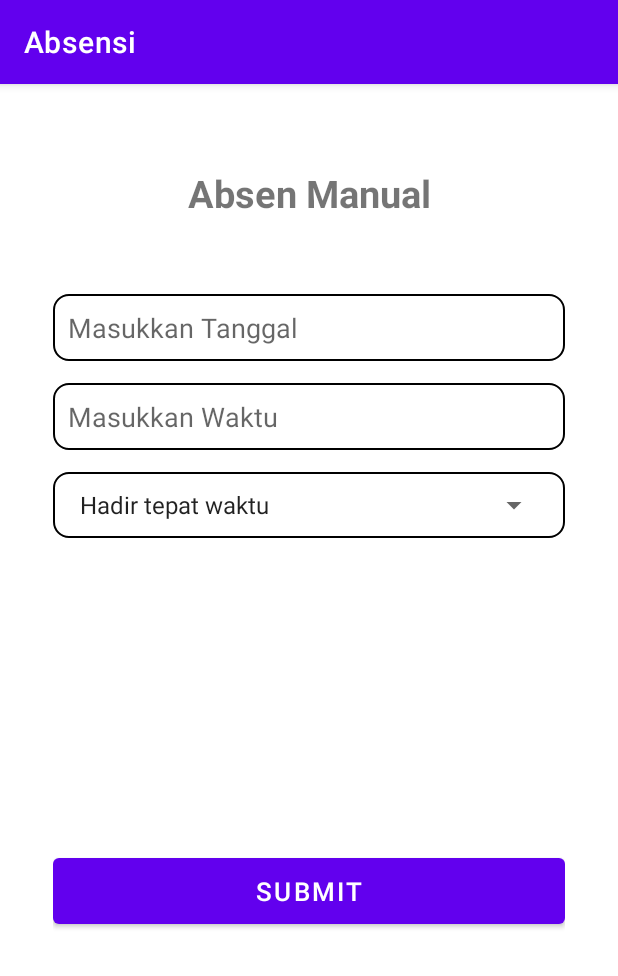
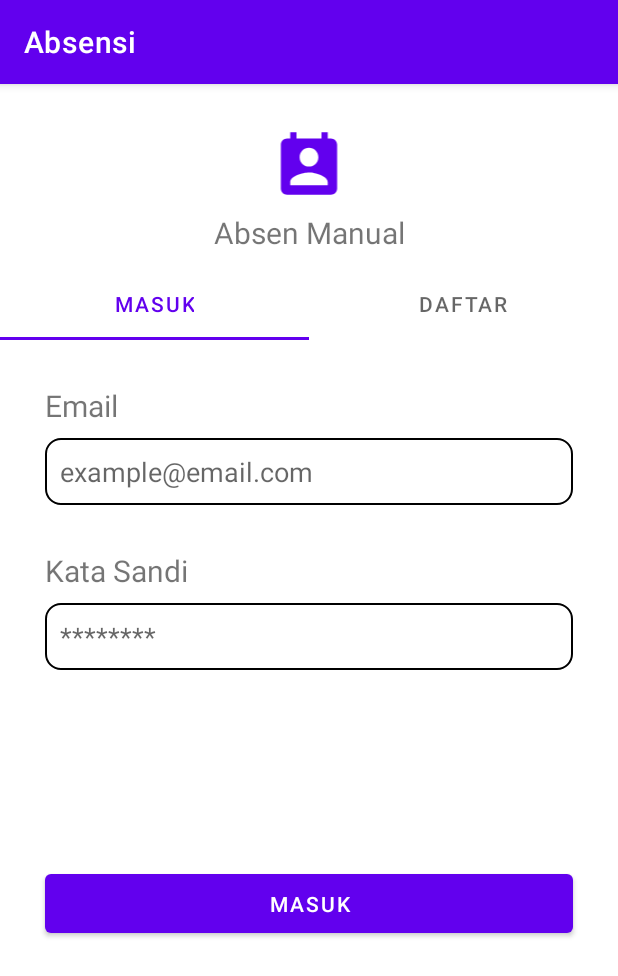
Before and after one commit to yandi-nugraha/Absen-Manual-TabsLayout, an Android app: the screen it shows after launch (MainActivity before the commit, LoginActivity after it), on a phone screen of 412 x 824 dp. Shown: the top 976 px of the screen. Run offline under Robolectric (Android 15) with nearby library versions, the phone set to English and light mode, and no system bars.

Commit message:
Absen Manual & TabsLayout

```diff
--- a/app/src/main/AndroidManifest.xml
+++ b/app/src/main/AndroidManifest.xml
@@ -14,7 +14,10 @@
         android:theme="@style/Theme.Absensi"
         tools:targetApi="31">
         <activity
-            android:name=".MainActivity"
+            android:name=".MainActivity" android:parentActivityName=".LoginActivity"
+            android:exported="false" />
+        <activity
+            android:name=".LoginActivity"
             android:exported="true">
             <intent-filter>
                 <action android:name="android.intent.action.MAIN" />
--- /dev/null
+++ b/app/src/main/java/com/example/absensi/LoginActivity.java
@@ -0,0 +1,55 @@
+package com.example.absensi;
+
+import androidx.annotation.NonNull;
+import androidx.appcompat.app.AppCompatActivity;
+import androidx.viewpager2.widget.ViewPager2;
+
+import android.app.LauncherActivity;
+import android.content.Intent;
+import android.os.Bundle;
+import android.view.View;
+import android.widget.Button;
+
+import com.google.android.material.tabs.TabLayout;
+import com.google.android.material.tabs.TabLayoutMediator;
+
+public class LoginActivity extends AppCompatActivity {
+
+    TabLayoutMediator mediator;
+    Button masukBtn;
+
+    @Override
+    protected void onCreate(Bundle savedInstanceState) {
+        super.onCreate(savedInstanceState);
+        setContentView(R.layout.activity_login);
+
+        TabLayout tabLayout =findViewById(R.id.tabLayout);
+        ViewPager2 viewPager2 = findViewById(R.id.pager);
+
+        SampleAdapter adapter = new SampleAdapter(getSupportFragmentManager(), getLifecycle());
+        viewPager2.setAdapter(adapter);
+
+        mediator = new TabLayoutMediator(tabLayout, viewPager2, (tab, position) -> {
+            if (position==0) {
+                tab.setText("Masuk");
+            } else {
+                tab.setText("Daftar");
+            }
+        });
+        mediator.attach();
+
+        masukBtn = findViewById(R.id.masuk_btn);
+//        masukBtn.setOnClickListener(new View.OnClickListener() {
+//            @Override
+//            public void onClick(View view) {
+//                Intent intent = new Intent(LoginActivity.this, MainActivity.class);
+//                startActivity(intent);
+//            }
+//        });
+    }
+
+    public void showAbsenActivity(View view){
+        Intent intent = new Intent(this, MainActivity.class);
+        startActivity(intent);
+    }
+}
--- a/app/src/main/java/com/example/absensi/MainActivity.java
+++ b/app/src/main/java/com/example/absensi/MainActivity.java
@@ -95,7 +95,6 @@ public class MainActivity extends AppCompatActivity implements AdapterView.OnIte
 
     @Override
     public void onItemSelected(AdapterView<?> parent, View view, int position, long l) {
-        String text = parent.getItemAtPosition(position).toString();
         if (parent.getItemAtPosition(position).equals("Hadir tepat waktu")) {
             keteranganBox.setVisibility(View.INVISIBLE);
         } else {
--- /dev/null
+++ b/app/src/main/java/com/example/absensi/MasukFragment.java
@@ -0,0 +1,27 @@
+package com.example.absensi;
+
+import android.os.Bundle;
+
+import androidx.fragment.app.Fragment;
+
+import android.view.LayoutInflater;
+import android.view.View;
+import android.view.ViewGroup;
+import android.widget.Button;
+
+public class MasukFragment extends Fragment {
+
+    Button masukBtn;
+
+    public MasukFragment() {
+        // Required empty public constructor
+    }
+
+    @Override
+    public View onCreateView(LayoutInflater inflater, ViewGroup container,
+                             Bundle savedInstanceState) {
+        // Inflate the layout for this fragment
+        return inflater.inflate(R.layout.fragment_masuk, container, false);
+
+    }
+}
--- /dev/null
+++ b/app/src/main/java/com/example/absensi/SampleAdapter.java
@@ -0,0 +1,31 @@
+package com.example.absensi;
+
+import androidx.annotation.NonNull;
+import androidx.fragment.app.Fragment;
+import androidx.fragment.app.FragmentManager;
+import androidx.lifecycle.Lifecycle;
+import androidx.viewpager2.adapter.FragmentStateAdapter;
+
+public class SampleAdapter extends FragmentStateAdapter {
+
+    public SampleAdapter(@NonNull FragmentManager fragmentManager, @NonNull Lifecycle lifecycle) {
+        super(fragmentManager, lifecycle);
+    }
+
+    @NonNull
+    @Override
+    public Fragment createFragment(int position) {
+        if (position==0) {
+            MasukFragment masukFragment = new MasukFragment();
+            return masukFragment;
+        } else {
+            DaftarFragment daftarFragment = new DaftarFragment();
+            return daftarFragment;
+        }
+    }
+
+    @Override
+    public int getItemCount() {
+        return 2;
+    }
+}
--- /dev/null
+++ b/app/src/main/res/drawable/ic_person.xml
@@ -0,0 +1,5 @@
+<vector android:height="24dp" android:tint="#6200ee"
+    android:viewportHeight="24" android:viewportWidth="24"
+    android:width="24dp" xmlns:android="http://schemas.android.com/apk/res/android">
+    <path android:fillColor="@android:color/white" android:pathData="M19,3h-1L18,1h-2v2L8,3L8,1L6,1v2L5,3c-1.11,0 -2,0.9 -2,2v14c0,1.1 0.89,2 2,2h14c1.1,0 2,-0.9 2,-2L21,5c0,-1.1 -0.9,-2 -2,-2zM12,6c1.66,0 3,1.34 3,3s-1.34,3 -3,3 -3,-1.34 -3,-3 1.34,-3 3,-3zM18,18L6,18v-1c0,-2 4,-3.1 6,-3.1s6,1.1 6,3.1v1z"/>
+</vector>
--- /dev/null
+++ b/app/src/main/res/layout/activity_login.xml
@@ -0,0 +1,44 @@
+<?xml version="1.0" encoding="utf-8"?>
+<LinearLayout xmlns:android="http://schemas.android.com/apk/res/android"
+    xmlns:app="http://schemas.android.com/apk/res-auto"
+    xmlns:tools="http://schemas.android.com/tools"
+    android:layout_width="match_parent"
+    android:layout_height="match_parent"
+    tools:context=".LoginActivity"
+    android:orientation="vertical">
+
+    <ImageView
+        android:layout_width="match_parent"
+        android:layout_height="50sp"
+        android:src="@drawable/ic_person"
+        android:layout_marginTop="30sp"
+        android:layout_marginBottom="5sp" />
+
+    <TextView
+        android:layout_width="match_parent"
+        android:layout_height="wrap_content"
+        android:text="Absen Manual"
+        android:textSize="20sp"
+        android:textAlignment="center"
+        android:layout_marginBottom="10sp" />
+
+    <com.google.android.material.tabs.TabLayout
+        android:layout_width="match_parent"
+        android:layout_height="wrap_content"
+        android:id="@+id/tabLayout">
+<!--        <com.google.android.material.tabs.TabItem-->
+<!--            android:layout_width="match_parent"-->
+<!--            android:layout_height="wrap_content"-->
+<!--            android:text="Masuk" />-->
+<!--        <com.google.android.material.tabs.TabItem-->
+<!--            android:layout_width="match_parent"-->
+<!--            android:layout_height="wrap_content"-->
+<!--            android:text="Daftar" />-->
+    </com.google.android.material.tabs.TabLayout>
+
+    <androidx.viewpager2.widget.ViewPager2
+        android:layout_width="match_parent"
+        android:layout_height="match_parent"
+        android:id="@+id/pager" />
+
+</LinearLayout>
--- /dev/null
+++ b/app/src/main/res/layout/fragment_masuk.xml
@@ -0,0 +1,66 @@
+<?xml version="1.0" encoding="utf-8"?>
+<LinearLayout xmlns:android="http://schemas.android.com/apk/res/android"
+    xmlns:tools="http://schemas.android.com/tools"
+    android:layout_width="match_parent"
+    android:layout_height="match_parent"
+    tools:context=".MasukFragment"
+    android:orientation="vertical">
+
+    <!-- TODO: Update blank fragment layout -->
+    <LinearLayout
+        android:layout_width="match_parent"
+        android:layout_height="wrap_content"
+        android:orientation="vertical"
+        android:padding="30sp">
+
+        <TextView
+            android:layout_width="wrap_content"
+            android:layout_height="wrap_content"
+            android:text="Email"
+            android:textSize="20sp" />
+
+        <EditText
+            android:layout_width="match_parent"
+            android:layout_height="wrap_content"
+            android:hint="example@email.com"
+            android:inputType="textEmailAddress"
+            android:background="@drawable/box"
+            android:padding="10sp"
+            android:layout_marginTop="8sp"
+            android:id="@+id/email_editText" />
+    </LinearLayout>
+
+    <LinearLayout
+        android:layout_width="match_parent"
+        android:layout_height="wrap_content"
+        android:orientation="vertical"
+        android:paddingHorizontal="30sp">
+
+        <TextView
+            android:layout_width="wrap_content"
+            android:layout_height="wrap_content"
+            android:text="Kata Sandi"
+            android:textSize="20sp" />
+
+        <EditText
+            android:layout_width="match_parent"
+            android:layout_height="wrap_content"
+            android:hint="********"
+            android:inputType="textPassword"
+            android:background="@drawable/box"
+            android:padding="10sp"
+            android:layout_marginTop="8sp"
+            android:id="@+id/katasandi_editText" />
+    </LinearLayout>
+
+    <Button
+        android:layout_width="match_parent"
+        android:layout_height="wrap_content"
+        android:layout_marginHorizontal="30sp"
+        android:layout_marginTop="130sp"
+        android:text="Masuk"
+        android:paddingVertical="10sp"
+        android:onClick="showAbsenActivity"
+        android:id="@+id/masuk_btn" />
+
+</LinearLayout>
--- a/app/src/main/res/values/strings.xml
+++ b/app/src/main/res/values/strings.xml
@@ -11,4 +11,6 @@
         <item>Izin</item>
         <item>Sakit</item>
     </string-array>
+    <!-- TODO: Remove or change this placeholder text -->
+    <string name="hello_blank_fragment">Hello blank fragment</string>
 </resources>
```
Also changed, not shown: app/src/main/java/com/example/absensi/DaftarFragment.java (added, +23 -0 lines), app/src/main/res/layout/fragment_daftar.xml (added, +91 -0 lines).
